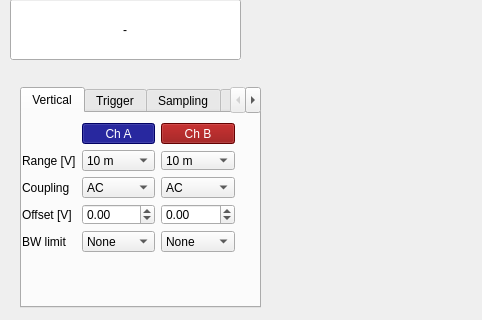
Qt form acquire-ultrasound/python/code/aquire_ultrasound_gui.ui (Lars27/ultrasound-measurements) before a commit; both pictures show x 0 to 482 and y 113 to 433 of the 482 by 769 pixel window.
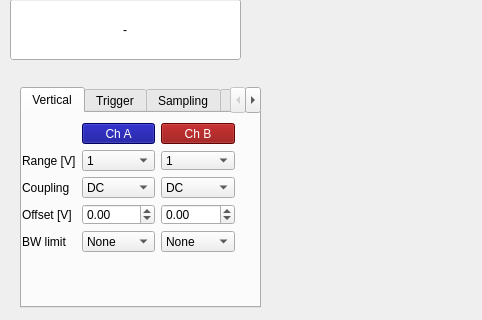
The same form after that commit. The open tabs and pages were chosen to show the change.

What changed in the file:
```diff
--- a/acquire-ultrasound/python/code/aquire_ultrasound_gui.ui
+++ b/acquire-ultrasound/python/code/aquire_ultrasound_gui.ui
@@ -159,14 +159,14 @@
           </size>
          </property>
          <property name="currentText">
-          <string>AC</string>
+          <string>DC</string>
          </property>
          <property name="currentIndex">
           <number>0</number>
          </property>
          <item>
           <property name="text">
-           <string>AC</string>
+           <string>DC</string>
           </property>
          </item>
          <item>
@@ -227,7 +227,7 @@
           <bool>true</bool>
          </property>
          <property name="checked">
-          <bool>true</bool>
+          <bool>false</bool>
          </property>
         </widget>
        </item>
@@ -240,10 +240,10 @@
           </size>
          </property>
          <property name="currentText">
-          <string>10 m</string>
+          <string>1</string>
          </property>
          <property name="currentIndex">
-          <number>0</number>
+          <number>6</number>
          </property>
          <item>
           <property name="text">
@@ -317,11 +317,8 @@
            <height>16777215</height>
           </size>
          </property>
-         <property name="currentText">
-          <string>10 m</string>
-         </property>
          <property name="currentIndex">
-          <number>0</number>
+          <number>6</number>
          </property>
          <item>
           <property name="text">
@@ -448,14 +445,14 @@
           </size>
          </property>
          <property name="currentText">
-          <string>AC</string>
+          <string>DC</string>
          </property>
          <property name="currentIndex">
           <number>0</number>
          </property>
          <item>
           <property name="text">
-           <string>AC</string>
+           <string>DC</string>
           </property>
          </item>
          <item>
```
Left out of the diff: 10 changed lines with no effect on the pictures.
